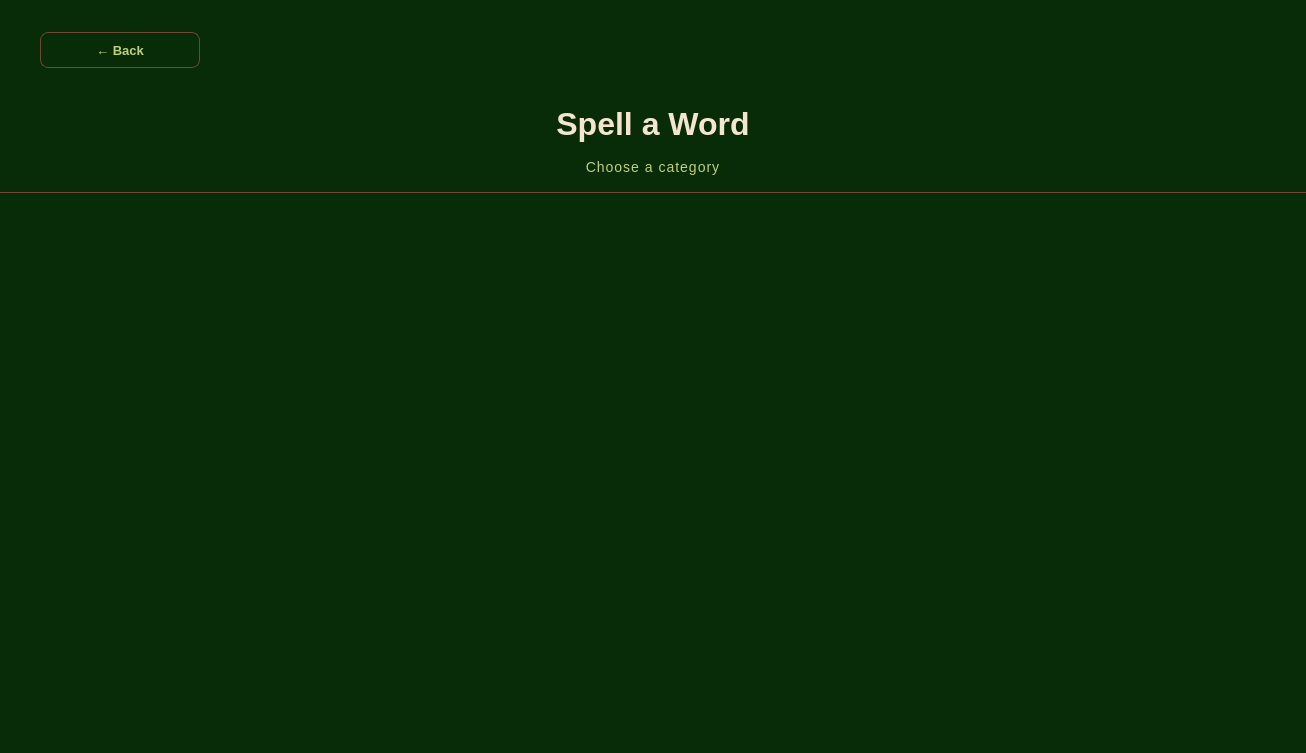
Before: the Qt Designer form senyasabi/lessons/spell_category.ui in Richalene/Senyasabi_V1, drawn with Qt 5.
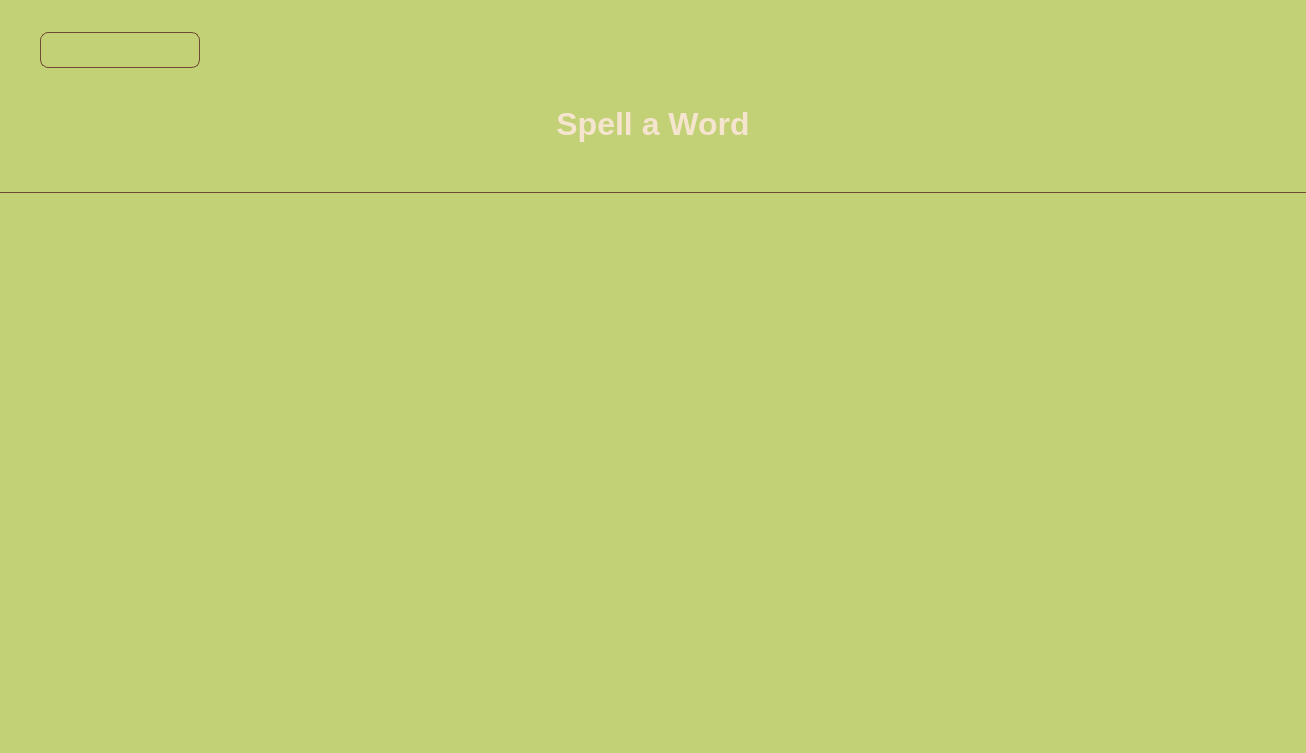
After: the same form once the commit is applied.

Patch:
```diff
--- a/senyasabi/lessons/spell_category.ui
+++ b/senyasabi/lessons/spell_category.ui
@@ -9,7 +9,7 @@
   <property name="styleSheet">
    <string notr="true">
 QWidget#SpellCategory {
-    background-color: #082B08;
+    background-color: #C2D076;
 }
 QLabel#titleLabel {
     color: #F5E5CF;
```
